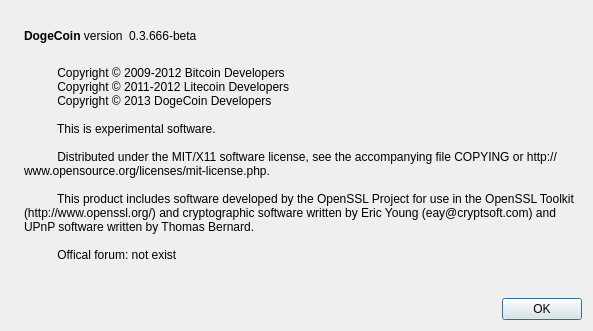
fj31216/kittehcoin, file src/qt/forms/aboutdialog.ui: the form before one commit.
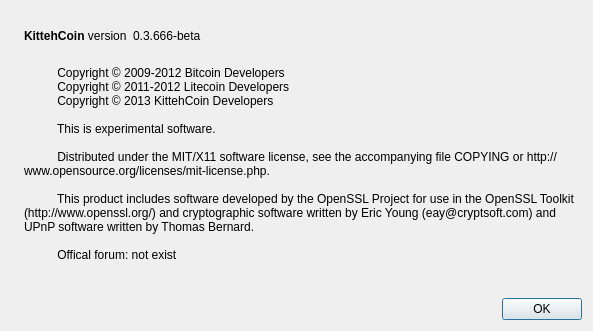
The form after the commit. Icons and pictures are not drawn.

```diff
--- a/src/qt/forms/aboutdialog.ui
+++ b/src/qt/forms/aboutdialog.ui
@@ -50,7 +50,7 @@
           <cursorShape>IBeamCursor</cursorShape>
          </property>
          <property name="text">
-          <string>&lt;b&gt;DogeCoin&lt;/b&gt; version</string>
+          <string>&lt;b&gt;KittehCoin&lt;/b&gt; version</string>
          </property>
          <property name="textInteractionFlags">
           <set>Qt::LinksAccessibleByMouse|Qt::TextSelectableByKeyboard|Qt::TextSelectableByMouse</set>
@@ -97,7 +97,7 @@
         <string>
           Copyright © 2009-2012 Bitcoin Developers
           Copyright © 2011-2012 Litecoin Developers
-          Copyright © 2013 DogeCoin Developers
+          Copyright © 2013 KittehCoin Developers
 
           This is experimental software.
 
```
Left out of the diff: 2 changed lines with no effect on the pictures.
